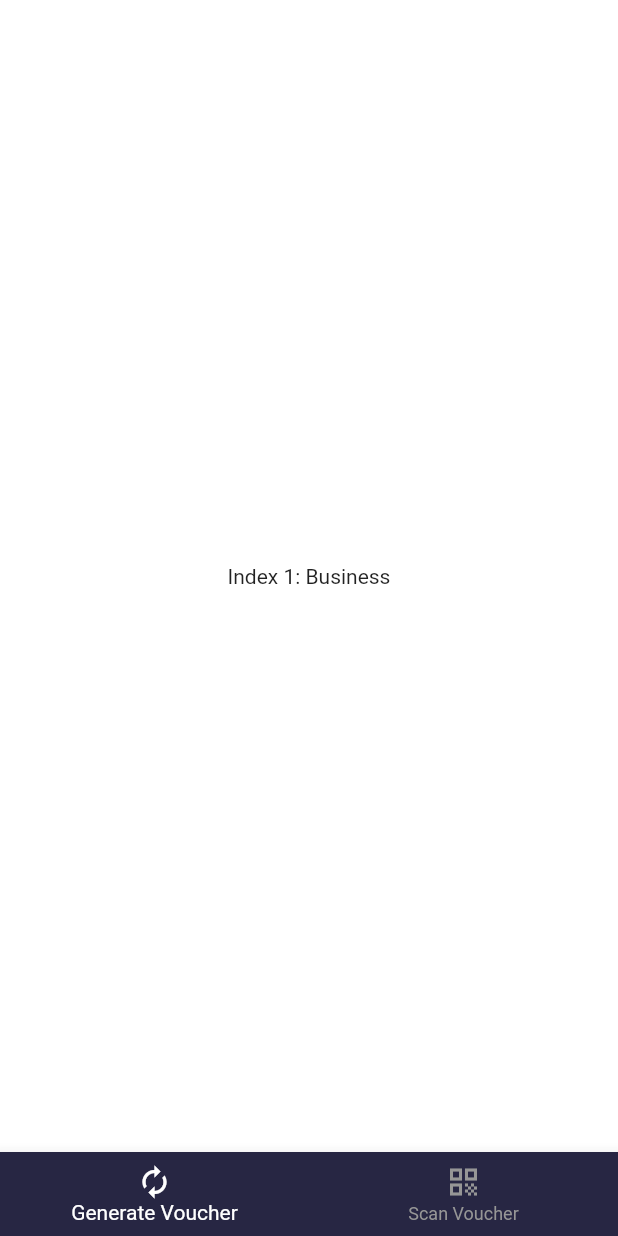
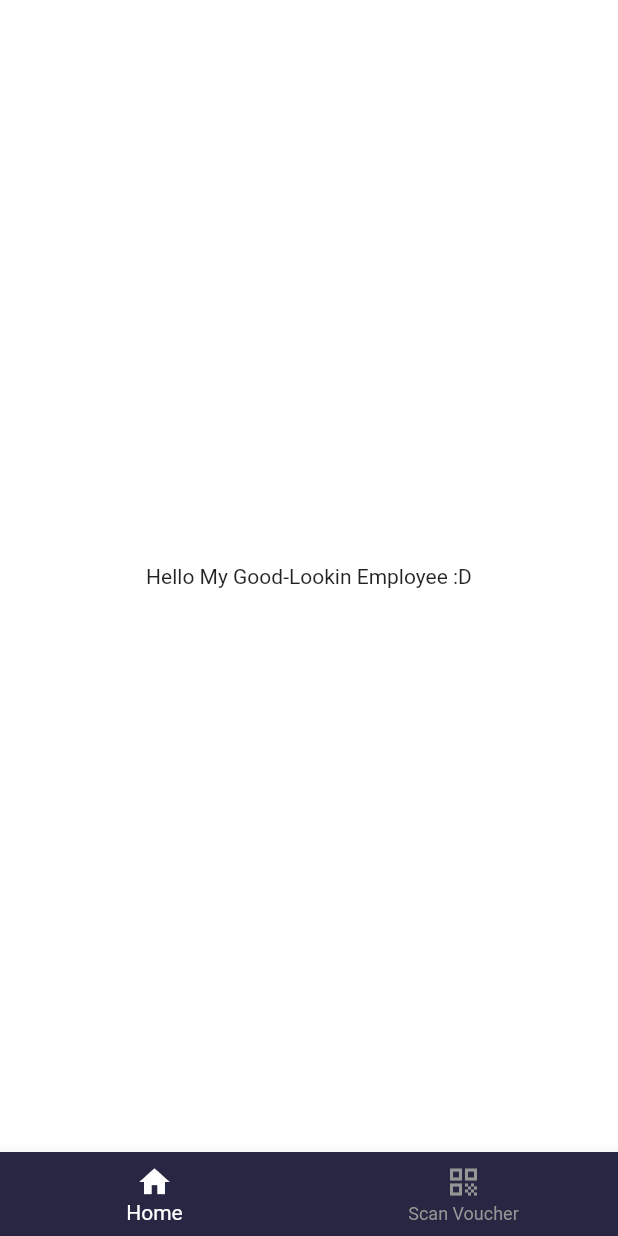
Before and after one commit to ana117/voucher_mobile, a Flutter app: the screen it shows after launch, on a phone screen of 412 x 824 dp. Run offline on Flutter 3.47's test engine with Material 2 defaults, Android fonts, the phone set to English and light mode, and no system bars; our stand-ins replace google_fonts; missing offline and left inert: mobile_scanner.

Commit message:
Remove debug widget

```diff
--- a/lib/main.dart
+++ b/lib/main.dart
@@ -61,7 +61,7 @@ class _MyHomePageState extends State<MyHomePage> {
     switch(_selectedIndex) {
       case 0:
         return const Text(
-          'Index 1: Business',
+          'Hello My Good-Lookin Employee :D',
         );
       case 1:
         return QRScanPage(onScanned);
@@ -88,8 +88,8 @@ class _MyHomePageState extends State<MyHomePage> {
         backgroundColor: Common.darkBlue,
         items: const <BottomNavigationBarItem>[
           BottomNavigationBarItem(
-            icon: Icon(Icons.autorenew),
-            label: 'Generate Voucher',
+            icon: Icon(Icons.home),
+            label: 'Home',
           ),
           BottomNavigationBarItem(
             icon: Icon(Icons.qr_code),
```
Also changed, not shown: lib/scan_panel.dart (+0 -8 lines).
